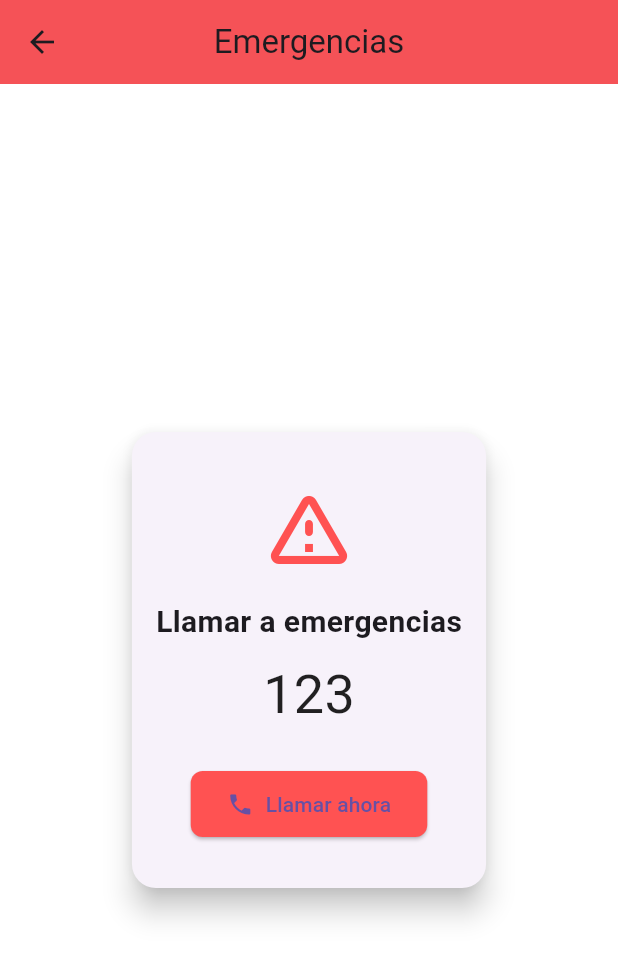
After one commit to Andresch2/driver_fatigue, a Flutter app: the HomePage screen opened by its route, after a tap on "Emergencia", on a phone screen of 412 x 824 dp. The commit adds this screen. Shown: the top 959 px of the screen. Run offline on Flutter 3.47's test engine with Material 3 defaults, Android fonts, the phone set to English and light mode, and no system bars; our stand-ins replace appwrite, camera, connectivity_plus, firebase_core, firebase_messaging, fl_chart and 8 more; missing offline and left inert: file_selector, google_mlkit_face_detection; accounts and stored records are empty; network calls fail.

Commit message:
Aregando ultimos cambios

```diff
--- /dev/null
+++ b/lib/app/pages/emergency_page.dart
@@ -0,0 +1,77 @@
+import 'package:flutter/material.dart';
+import 'package:get/get.dart';
+import 'package:url_launcher/url_launcher.dart';
+
+class EmergencyPage extends StatelessWidget {
+  const EmergencyPage({super.key});
+
+  Future<void> _call123() async {
+    final Uri telUri = Uri(scheme: 'tel', path: '123');
+    if (await canLaunchUrl(telUri)) {
+      await launchUrl(telUri);
+    } else {
+      Get.snackbar(
+        'Error',
+        'No se pudo abrir el marcador',
+        snackPosition: SnackPosition.BOTTOM,
+        backgroundColor: Colors.redAccent.withOpacity(0.8),
+        colorText: Colors.white,
+      );
+    }
+  }
+
+  @override
+  Widget build(BuildContext context) {
+    return Scaffold(
+      appBar: AppBar(
+        title: const Text('Emergencias'),
+        backgroundColor: Colors.redAccent,
+      ),
+      body: Center(
+        child: Card(
+          elevation: 8,
+          shape:
+              RoundedRectangleBorder(borderRadius: BorderRadius.circular(16)),
+          margin: const EdgeInsets.symmetric(horizontal: 24),
+          child: Padding(
+            padding: const EdgeInsets.symmetric(vertical: 32, horizontal: 16),
+            child: Column(
+              mainAxisSize: MainAxisSize.min,
+              children: [
+                const Icon(
+                  Icons.warning_amber_rounded,
+                  size: 64,
+                  color: Colors.redAccent,
+                ),
+                const SizedBox(height: 16),
+                const Text(
+                  'Llamar a emergencias',
+                  style: TextStyle(fontSize: 20, fontWeight: FontWeight.bold),
+                ),
+                const SizedBox(height: 8),
+                const Text(
+                  '123',
+                  style: TextStyle(fontSize: 36, color: Colors.black87),
+                ),
+                const SizedBox(height: 24),
+                ElevatedButton.icon(
+                  style: ElevatedButton.styleFrom(
+                    backgroundColor: Colors.redAccent,
+                    padding: const EdgeInsets.symmetric(
+                        vertical: 12, horizontal: 24),
+                    shape: RoundedRectangleBorder(
+                      borderRadius: BorderRadius.circular(8),
+                    ),
+                  ),
+                  icon: const Icon(Icons.local_phone),
+                  label: const Text('Llamar ahora'),
+                  onPressed: _call123,
+                ),
+              ],
+            ),
+          ),
+        ),
+      ),
+    );
+  }
+}
--- a/lib/app/pages/home_page.dart
+++ b/lib/app/pages/home_page.dart
@@ -1,5 +1,6 @@
 import 'package:fatigue_control/app/controllers/analysis_controller.dart';
 import 'package:fatigue_control/app/data/models/analysis_record.dart';
+import 'package:fatigue_control/app/pages/emergency_page.dart';
 import 'package:fatigue_control/app/routes/app_routes.dart';
 import 'package:flutter/material.dart';
 import 'package:get/get.dart';
@@ -72,18 +73,17 @@ class _HomePageState extends State<HomePage> {
                           direction: DismissDirection.endToStart,
                           background: Container(
                             alignment: Alignment.centerRight,
-                            padding: const EdgeInsets.symmetric(
-                                horizontal: 20),
+                            padding: const EdgeInsets.symmetric(horizontal: 20),
                             color: Colors.red,
-                            child: const Icon(Icons.delete,
-                                color: Colors.white),
+                            child:
+                                const Icon(Icons.delete, color: Colors.white),
                           ),
                           confirmDismiss: (_) async {
                             return await Get.dialog<bool>(
                                     AlertDialog(
                                       title: const Text('Confirmar'),
-                                      content: const Text(
-                                          '¿Eliminar este análisis?'),
+                                      content:
+                                          const Text('¿Eliminar este análisis?'),
                                       actions: [
                                         TextButton(
                                           onPressed: () =>
@@ -121,7 +121,22 @@ class _HomePageState extends State<HomePage> {
             );
           }),
         ),
-        floatingActionButton: FloatingActionButton.extended(
+        floatingActionButton: Column(
+          mainAxisSize: MainAxisSize.min,
+          crossAxisAlignment: CrossAxisAlignment.end,
+          children: [
+            FloatingActionButton.extended(
+              heroTag: 'emergency',
+              icon: const Icon(Icons.warning_amber),
+              backgroundColor: Colors.redAccent,
+              label: const Text('Emergencia'),
+              onPressed: () {
+                Get.to(() => const EmergencyPage());
+              },
+            ),
+            const SizedBox(height: 12),
+            FloatingActionButton.extended(
+              heroTag: 'new_analysis',
               icon: const Icon(Icons.add),
               label: const Text('Nuevo análisis'),
               onPressed: () async {
@@ -129,6 +144,8 @@ class _HomePageState extends State<HomePage> {
                 await ac.loadHistory();
               },
             ),
+          ],
+        ),
       ),
     );
   }
--- a/lib/app/pages/tips_page.dart
+++ b/lib/app/pages/tips_page.dart
@@ -17,7 +17,7 @@ class TipsPage extends StatelessWidget {
     return Scaffold(
       appBar: AppBar(
         title: const Text(
-          'Tips',
+          'Consejos',
           style: TextStyle(fontWeight: FontWeight.bold),
         ),
       ),
--- a/lib/app/routes/app_pages.dart
+++ b/lib/app/routes/app_pages.dart
@@ -1,5 +1,6 @@
 import 'package:fatigue_control/app/pages/alert_page.dart';
 import 'package:fatigue_control/app/pages/detail_page.dart';
+import 'package:fatigue_control/app/pages/emergency_page.dart';
 import 'package:fatigue_control/app/pages/home_page.dart';
 import 'package:fatigue_control/app/pages/login_page.dart';
 import 'package:fatigue_control/app/pages/profile_page.dart';
@@ -24,5 +25,6 @@ class AppPages {
     GetPage(name: AppRoutes.alert, page: () => AlertPage()),
     GetPage(name: AppRoutes.splash, page: () => SplashPage()),
     GetPage(name: AppRoutes.tips, page: () => TipsPage()),
+    GetPage(name: AppRoutes.emergency, page: () => EmergencyPage(),),
   ];
 }
--- a/lib/app/routes/app_routes.dart
+++ b/lib/app/routes/app_routes.dart
@@ -9,4 +9,5 @@ abstract class AppRoutes {
   static const alert = '/alert';
   static const splash = '/';
   static const tips = '/tips';
+  static const emergency = '/emergency';
 }
--- a/lib/app/utils/validators.dart
+++ b/lib/app/utils/validators.dart
@@ -1,14 +1,11 @@
 class Validators {
-
   static bool isValidEmail(String email) {
     final emailRegex = RegExp(r'^[\w-\.]+@([\w-]+\.)+[\w-]{2,4}$');
     return emailRegex.hasMatch(email);
   }
 
   static bool isValidPassword(String password) {
-    final passwordRegex = RegExp(
-      r'^(?=.*[a-z])(?=.*[A-Z])(?=.*\d)(?=.*[\W_]).{8,}$',
-    );
+    final passwordRegex = RegExp(r'^(?=.*[A-Z]).{8,}$');
     return passwordRegex.hasMatch(password);
   }
 
--- a/pubspec.yaml
+++ b/pubspec.yaml
@@ -53,6 +53,8 @@ dependencies:
   cached_network_image: ^3.3.0
   firebase_core: ^2.9.0
   firebase_messaging: ^14.5.0
+  url_launcher: ^6.1.7
+  connectivity_plus: ^4.0.0
 
 
 dev_dependencies:
```
Also changed, not shown: lib/app/data/models/analysis_record.dart (+16 -1 lines), lib/app/data/repositories/history_repository.dart (+44 -25 lines), lib/app/pages/login_page.dart (+90 -36 lines), lib/app/pages/register_page.dart (+103 -36 lines), lib/app/widgets/report_widgets/save_analysis_button.dart (+9 -25 lines), lib/app/widgets/shared_widgets/custom_text_field.dart (+7 -2 lines), lib/main.dart (+19 -1 lines), lib/app/data/models/analysis_record.g.dart, pubspec.lock, 3 other files. Lines whose indentation alone changed are shown as unchanged.
